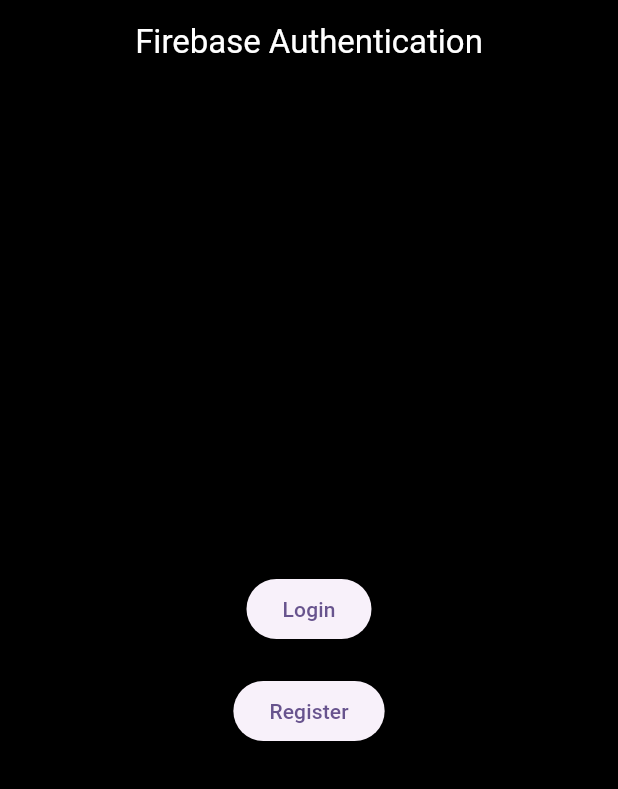
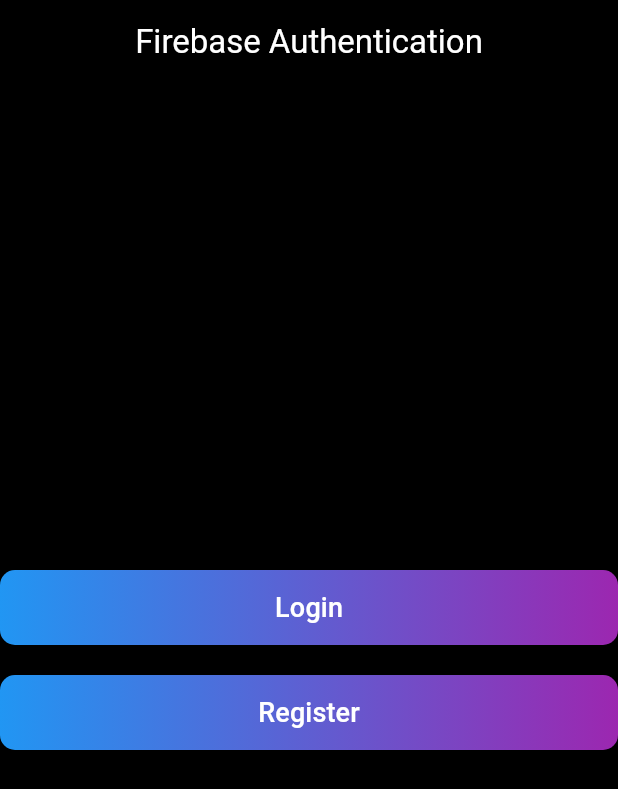
Before and after one commit to envertunasonmez/Flutter-Firebase-Authentication, a Flutter app: the screen it shows after launch, on a phone screen of 412 x 824 dp. Shown: the top 789 px of the screen. Run offline on Flutter 3.47's test engine with Material 3 defaults, Android fonts, the light colour scheme and no system bars; our stand-ins replace bloc, flutter_bloc, go_router.

Commit message:
fix - buttons ui

```diff
--- a/lib/view/home/home_view.dart
+++ b/lib/view/home/home_view.dart
@@ -21,18 +21,72 @@
         child: Column(
           mainAxisAlignment: MainAxisAlignment.center,
           children: [
-            ElevatedButton(
+            Center(
+              child: SizedBox(
+                width: double.infinity,
+                child: Container(
+                  decoration: BoxDecoration(
+                    borderRadius: BorderRadius.circular(10),
+                    gradient: LinearGradient(
+                      begin: Alignment.centerLeft,
+                      end: Alignment.centerRight,
+                      colors: [Colors.blue, Colors.purple],
+                    ),
+                  ),
+                  child: ElevatedButton(
                     onPressed: () {
                       context.go('/login');
                     },
-              child: const Text('Login'),
+                    style: ElevatedButton.styleFrom(
+                      backgroundColor: Colors
+                          .transparent,
+                      shadowColor: Colors.transparent,
+                      minimumSize: Size(double.infinity, 50),
+                      shape: RoundedRectangleBorder(
+                        borderRadius: BorderRadius.circular(10),
+                      ),
+                    ),
+                    child: const Text(
+                      'Login',
+                      style: TextStyle(fontSize: 18, color: Colors.white),
+                    ),
+                  ),
+                ),
+              ),
             ),
             const SizedBox(height: 20),
-            ElevatedButton(
+            Center(
+              child: SizedBox(
+                width: double.infinity,
+                child: Container(
+                  decoration: BoxDecoration(
+                    borderRadius: BorderRadius.circular(10),
+                    gradient: LinearGradient(
+                      begin: Alignment.centerLeft,
+                      end: Alignment.centerRight,
+                      colors: [Colors.blue, Colors.purple],
+                    ),
+                  ),
+                  child: ElevatedButton(
                     onPressed: () {
                       context.go('/register');
                     },
-              child: const Text('Register'),
+                    style: ElevatedButton.styleFrom(
+                      backgroundColor: Colors
+                          .transparent,
+                      shadowColor: Colors.transparent,
+                      minimumSize: Size(double.infinity, 50),
+                      shape: RoundedRectangleBorder(
+                        borderRadius: BorderRadius.circular(10),
+                      ),
+                    ),
+                    child: const Text(
+                      'Register',
+                      style: TextStyle(fontSize: 18, color: Colors.white),
+                    ),
+                  ),
+                ),
+              ),
             ),
           ],
         ),
```
Lines whose indentation alone changed are shown as unchanged.
